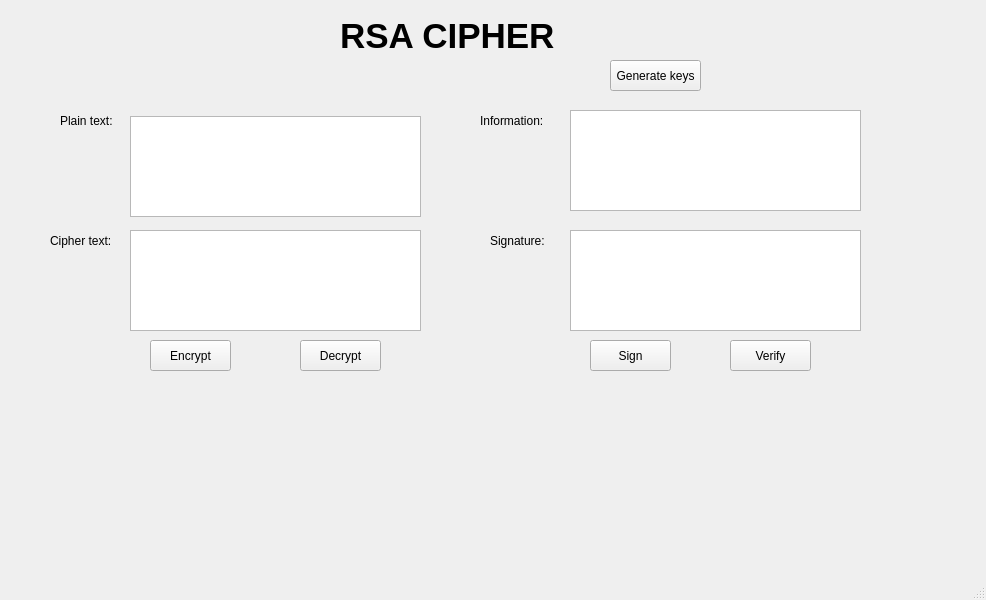
Qt form lab_03/ui/rsa.ui (tranlongvu-02-10/Information-Security-Lab) before a commit.
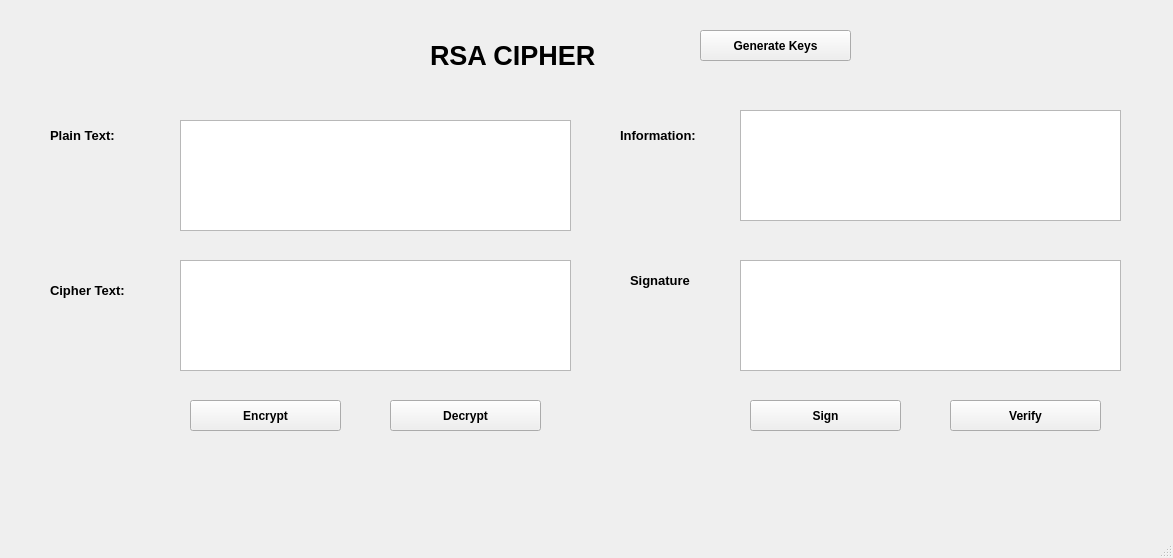
The same form after that commit.

The edit to the form file:
```diff
--- a/lab_03/ui/rsa.ui
+++ b/lab_03/ui/rsa.ui
@@ -6,8 +6,8 @@
    <rect>
     <x>0</x>
     <y>0</y>
-    <width>986</width>
-    <height>600</height>
+    <width>1173</width>
+    <height>558</height>
    </rect>
   </property>
   <property name="windowTitle">
@@ -17,15 +17,15 @@
    <widget class="QLabel" name="label">
     <property name="geometry">
      <rect>
-      <x>340</x>
-      <y>10</y>
-      <width>311</width>
+      <x>430</x>
+      <y>30</y>
+      <width>261</width>
       <height>51</height>
      </rect>
     </property>
     <property name="font">
      <font>
-      <pointsize>26</pointsize>
+      <pointsize>20</pointsize>
       <weight>75</weight>
       <bold>true</bold>
      </font>
@@ -37,160 +37,223 @@
    <widget class="QLabel" name="label_2">
     <property name="geometry">
      <rect>
-      <x>60</x>
-      <y>110</y>
-      <width>91</width>
-      <height>21</height>
+      <x>50</x>
+      <y>120</y>
+      <width>101</width>
+      <height>31</height>
      </rect>
     </property>
+    <property name="font">
+     <font>
+      <pointsize>10</pointsize>
+      <weight>75</weight>
+      <bold>true</bold>
+     </font>
+    </property>
     <property name="text">
-     <string>Plain text:</string>
+     <string>Plain Text:</string>
     </property>
    </widget>
    <widget class="QLabel" name="label_3">
     <property name="geometry">
      <rect>
-      <x>50</x>
-      <y>230</y>
-      <width>91</width>
-      <height>21</height>
+      <x>620</x>
+      <y>120</y>
+      <width>121</width>
+      <height>31</height>
      </rect>
     </property>
-    <property name="text">
-     <string>Cipher text:</string>
-    </property>
-   </widget>
-   <widget class="QLabel" name="label_4">
-    <property name="geometry">
-     <rect>
-      <x>480</x>
-      <y>110</y>
-      <width>91</width>
-      <height>21</height>
-     </rect>
+    <property name="font">
+     <font>
+      <pointsize>10</pointsize>
+      <weight>75</weight>
+      <bold>true</bold>
+     </font>
     </property>
     <property name="text">
      <string>Information:</string>
     </property>
    </widget>
+   <widget class="QLabel" name="label_4">
+    <property name="geometry">
+     <rect>
+      <x>50</x>
+      <y>270</y>
+      <width>121</width>
+      <height>41</height>
+     </rect>
+    </property>
+    <property name="font">
+     <font>
+      <pointsize>10</pointsize>
+      <weight>75</weight>
+      <bold>true</bold>
+     </font>
+    </property>
+    <property name="text">
+     <string>Cipher Text:</string>
+    </property>
+   </widget>
    <widget class="QLabel" name="label_5">
     <property name="geometry">
      <rect>
-      <x>490</x>
-      <y>230</y>
-      <width>91</width>
+      <x>630</x>
+      <y>270</y>
+      <width>111</width>
       <height>21</height>
      </rect>
     </property>
+    <property name="font">
+     <font>
+      <pointsize>10</pointsize>
+      <weight>75</weight>
+      <bold>true</bold>
+     </font>
+    </property>
     <property name="text">
-     <string>Signature:</string>
+     <string>Signature</string>
     </property>
    </widget>
-   <widget class="QToolButton" name="btn_Encrypt">
+   <widget class="QTextEdit" name="txt_plaintext">
     <property name="geometry">
      <rect>
-      <x>150</x>
-      <y>340</y>
-      <width>81</width>
+      <x>180</x>
+      <y>120</y>
+      <width>391</width>
+      <height>111</height>
+     </rect>
+    </property>
+   </widget>
+   <widget class="QTextEdit" name="txt_ciphertext">
+    <property name="geometry">
+     <rect>
+      <x>180</x>
+      <y>260</y>
+      <width>391</width>
+      <height>111</height>
+     </rect>
+    </property>
+   </widget>
+   <widget class="QTextEdit" name="txt_info">
+    <property name="geometry">
+     <rect>
+      <x>740</x>
+      <y>110</y>
+      <width>381</width>
+      <height>111</height>
+     </rect>
+    </property>
+   </widget>
+   <widget class="QTextEdit" name="txt_sign">
+    <property name="geometry">
+     <rect>
+      <x>740</x>
+      <y>260</y>
+      <width>381</width>
+      <height>111</height>
+     </rect>
+    </property>
+   </widget>
+   <widget class="QPushButton" name="btn_gen_keys">
+    <property name="geometry">
+     <rect>
+      <x>700</x>
+      <y>30</y>
+      <width>151</width>
       <height>31</height>
      </rect>
+    </property>
+    <property name="font">
+     <font>
+      <pointsize>9</pointsize>
+      <weight>75</weight>
+      <bold>true</bold>
+     </font>
+    </property>
+    <property name="text">
+     <string>Generate Keys</string>
+    </property>
+   </widget>
+   <widget class="QPushButton" name="btn_encrypt">
+    <property name="geometry">
+     <rect>
+      <x>190</x>
+      <y>400</y>
+      <width>151</width>
+      <height>31</height>
+     </rect>
+    </property>
+    <property name="font">
+     <font>
+      <pointsize>9</pointsize>
+      <weight>75</weight>
+      <bold>true</bold>
+     </font>
     </property>
     <property name="text">
      <string>Encrypt</string>
     </property>
    </widget>
-   <widget class="QToolButton" name="btn_Decrypt">
+   <widget class="QPushButton" name="btn_decrypt">
     <property name="geometry">
      <rect>
-      <x>300</x>
-      <y>340</y>
-      <width>81</width>
+      <x>390</x>
+      <y>400</y>
+      <width>151</width>
       <height>31</height>
      </rect>
     </property>
+    <property name="font">
+     <font>
+      <pointsize>9</pointsize>
+      <weight>75</weight>
+      <bold>true</bold>
+     </font>
+    </property>
     <property name="text">
      <string>Decrypt</string>
     </property>
    </widget>
-   <widget class="QToolButton" name="btn_Sign">
+   <widget class="QPushButton" name="btn_sign">
     <property name="geometry">
      <rect>
-      <x>590</x>
-      <y>340</y>
-      <width>81</width>
+      <x>750</x>
+      <y>400</y>
+      <width>151</width>
       <height>31</height>
      </rect>
     </property>
+    <property name="font">
+     <font>
+      <pointsize>9</pointsize>
+      <weight>75</weight>
+      <bold>true</bold>
+     </font>
+    </property>
     <property name="text">
      <string>Sign</string>
     </property>
    </widget>
-   <widget class="QToolButton" name="btn_Verify">
+   <widget class="QPushButton" name="btn_verify">
     <property name="geometry">
      <rect>
-      <x>730</x>
-      <y>340</y>
-      <width>81</width>
+      <x>950</x>
+      <y>400</y>
+      <width>151</width>
       <height>31</height>
      </rect>
     </property>
+    <property name="font">
+     <font>
+      <pointsize>9</pointsize>
+      <weight>75</weight>
+      <bold>true</bold>
+     </font>
+    </property>
     <property name="text">
      <string>Verify</string>
     </property>
    </widget>
-   <widget class="QToolButton" name="btn_gen_key">
-    <property name="geometry">
-     <rect>
-      <x>610</x>
-      <y>60</y>
-      <width>91</width>
-      <height>31</height>
-     </rect>
-    </property>
-    <property name="text">
-     <string>Generate keys</string>
-    </property>
-   </widget>
-   <widget class="QTextEdit" name="txt_plaintext">
-    <property name="geometry">
-     <rect>
-      <x>130</x>
-      <y>116</y>
-      <width>291</width>
-      <height>101</height>
-     </rect>
-    </property>
-   </widget>
-   <widget class="QTextEdit" name="txt_ciphertext">
-    <property name="geometry">
-     <rect>
-      <x>130</x>
-      <y>230</y>
-      <width>291</width>
-      <height>101</height>
-     </rect>
-    </property>
-   </widget>
-   <widget class="QTextEdit" name="txt_information">
-    <property name="geometry">
-     <rect>
-      <x>570</x>
-      <y>110</y>
-      <width>291</width>
-      <height>101</height>
-     </rect>
-    </property>
-   </widget>
-   <widget class="QTextEdit" name="txt_signature">
-    <property name="geometry">
-     <rect>
-      <x>570</x>
-      <y>230</y>
-      <width>291</width>
-      <height>101</height>
-     </rect>
-    </property>
-   </widget>
   </widget>
   <widget class="QMenuBar" name="menubar">
    <property name="geometry">
```
Left out of the diff: 2 changed lines with no effect on the pictures.
